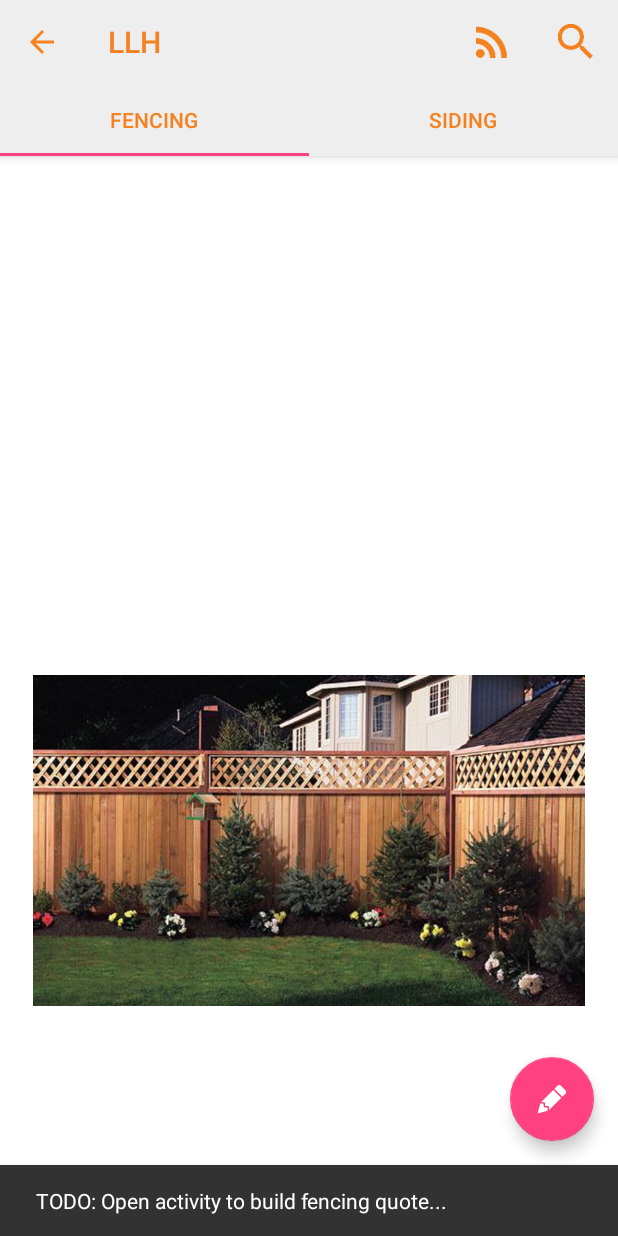
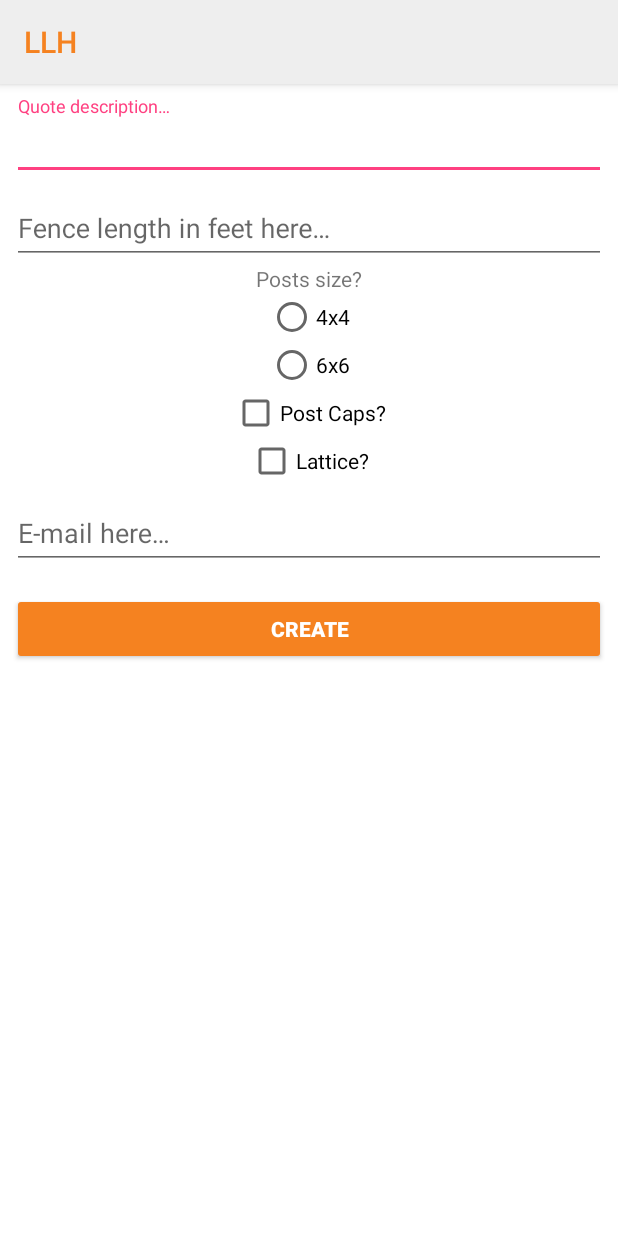
Before and after one commit to gramoszuniga/LLH, an Android app: the MainActivity screen opened directly, with no data from a screen before it, after a tap on an icon or button, on a phone screen of 412 x 824 dp. Run offline under Robolectric (Android 15) with nearby library versions, the phone set to English and light mode, and no system bars.

Commit message:
Quote fencing activity + triggering notification from FCM message

```diff
--- a/app/build.gradle
+++ b/app/build.gradle
@@ -42,6 +42,8 @@ dependencies {
     annotationProcessor 'android.arch.lifecycle:compiler:1.0.0'
     annotationProcessor 'android.arch.persistence.room:compiler:1.0.0'
     compile 'com.google.firebase:firebase-messaging:11.8.0'
+    compile 'com.squareup.okhttp3:okhttp:3.9.1'
 }
 
+
 apply plugin: 'com.google.gms.google-services'
--- a/app/src/main/java/ca/on/einfari/llh/activities/FeedListActivity.java
+++ b/app/src/main/java/ca/on/einfari/llh/activities/FeedListActivity.java
@@ -57,7 +57,7 @@ public class FeedListActivity extends AppCompatActivity implements FeedsRecycler
         srlFeedList.setOnRefreshListener(new SwipeRefreshLayout.OnRefreshListener() {
             @Override
             public void onRefresh() {
-                new FetchFeed().execute();
+                new fetchFeed().execute();
             }
         });
         rvFeedList = findViewById(R.id.rvFeedList);
@@ -67,7 +67,7 @@ public class FeedListActivity extends AppCompatActivity implements FeedsRecycler
                 DividerItemDecoration.VERTICAL);
         dividerItemDecoration.setDrawable(ContextCompat.getDrawable(this, R.drawable.llh_divider));
         rvFeedList.addItemDecoration(dividerItemDecoration);
-        new FetchFeed().execute();
+        new fetchFeed().execute();
     }
 
     @Override
@@ -75,7 +75,7 @@ public class FeedListActivity extends AppCompatActivity implements FeedsRecycler
         startActivity(new Intent(Intent.ACTION_VIEW, Uri.parse(feed.getLink())));
     }
 
-    private class FetchFeed extends AsyncTask<Void, Void, Boolean> {
+    private class fetchFeed extends AsyncTask<Void, Void, Boolean> {
 
         @Override
         protected void onPreExecute() {
--- a/app/src/main/java/ca/on/einfari/llh/activities/LoginActivity.java
+++ b/app/src/main/java/ca/on/einfari/llh/activities/LoginActivity.java
@@ -22,7 +22,6 @@ import java.util.concurrent.ExecutionException;
 import ca.on.einfari.llh.R;
 import ca.on.einfari.llh.data.LLHDatabase;
 import ca.on.einfari.llh.data.User;
-import ca.on.einfari.llh.preferences.LLHSharedPreferences;
 
 public class LoginActivity extends AppCompatActivity {
 
--- a/app/src/main/java/ca/on/einfari/llh/activities/MainActivity.java
+++ b/app/src/main/java/ca/on/einfari/llh/activities/MainActivity.java
@@ -45,8 +45,7 @@ public class MainActivity extends AppCompatActivity {
             public void onClick(View view) {
                 switch (vpProjects.getCurrentItem()) {
                     case 0:
-                        Snackbar.make(view, "TODO: Open activity to build fencing quote...",
-                                Snackbar.LENGTH_SHORT).show();
+                        startActivity(new Intent(MainActivity.this, QuoteFencingActivity.class));
                         break;
                     case 1:
                         Snackbar.make(view, "TODO: Open activity to build siding quote...",
--- a/app/src/main/java/ca/on/einfari/llh/services/LLHFirebaseInstanceIdService.java
+++ b/app/src/main/java/ca/on/einfari/llh/services/LLHFirebaseInstanceIdService.java
@@ -8,8 +8,6 @@
 
 package ca.on.einfari.llh.services;
 
-import android.util.Log;
-
 import com.google.firebase.iid.FirebaseInstanceId;
 import com.google.firebase.iid.FirebaseInstanceIdService;
 
@@ -19,10 +17,8 @@ public class LLHFirebaseInstanceIdService extends FirebaseInstanceIdService {
 
     @Override
     public void onTokenRefresh() {
-        String registrationToken = FirebaseInstanceId.getInstance().getToken();
-        Log.d("LLHFirebase", registrationToken);
         LLHSharedPreferences.getSharedPreferences(getApplicationContext()).
-                setRegistrationToken(registrationToken);
+                setRegistrationToken(FirebaseInstanceId.getInstance().getToken());
     }
 
 }
--- a/app/src/main/java/ca/on/einfari/llh/services/LLHFirebaseMessagingService.java
+++ b/app/src/main/java/ca/on/einfari/llh/services/LLHFirebaseMessagingService.java
@@ -14,24 +14,22 @@ import android.content.Context;
 import android.content.Intent;
 import android.media.RingtoneManager;
 import android.support.v4.app.NotificationCompat;
-import android.util.Log;
 
 import com.google.firebase.messaging.FirebaseMessagingService;
 import com.google.firebase.messaging.RemoteMessage;
 
 import ca.on.einfari.llh.R;
-import ca.on.einfari.llh.activities.MainActivity;
+import ca.on.einfari.llh.activities.QuoteListActivity;
 
 public class LLHFirebaseMessagingService extends FirebaseMessagingService {
 
     @Override
     public void onMessageReceived(RemoteMessage remoteMessage) {
         if (remoteMessage.getNotification() != null) {
-            Log.d("LLHFirebase", remoteMessage.getNotification().getBody());
             NotificationCompat.Builder builder = new NotificationCompat.Builder(
                     getApplicationContext()).setAutoCancel(true).setContentIntent(PendingIntent.
                     getActivity(getApplicationContext(), 0, new Intent(getApplicationContext(),
-                            MainActivity.class), PendingIntent.FLAG_ONE_SHOT)).
+                            QuoteListActivity.class), PendingIntent.FLAG_ONE_SHOT)).
                     setContentTitle("LLH").setContentText(remoteMessage.getNotification().
                     getBody()).setSmallIcon(R.drawable.ic_stat_name).setSound(RingtoneManager.
                     getDefaultUri(RingtoneManager.TYPE_NOTIFICATION));
--- /dev/null
+++ b/app/src/main/res/layout/activity_quote_fencing.xml
@@ -0,0 +1,147 @@
+<?xml version="1.0" encoding="utf-8"?>
+<android.support.constraint.ConstraintLayout xmlns:android="http://schemas.android.com/apk/res/android"
+    xmlns:app="http://schemas.android.com/apk/res-auto"
+    xmlns:tools="http://schemas.android.com/tools"
+    android:layout_width="match_parent"
+    android:layout_height="match_parent"
+    tools:context="ca.on.einfari.llh.activities.RegisterActivity">
+
+    <android.support.design.widget.AppBarLayout
+        android:id="@+id/appbar"
+        android:layout_width="match_parent"
+        android:layout_height="wrap_content"
+        android:theme="@style/AppTheme.AppBarOverlay">
+
+        <android.support.v7.widget.Toolbar
+            android:id="@+id/toolbar"
+            android:layout_width="match_parent"
+            android:layout_height="match_parent"
+            android:layout_weight="1"
+            android:background="?attr/colorPrimary"
+            app:layout_scrollFlags="scroll|enterAlways"
+            app:popupTheme="@style/AppTheme.PopupOverlay"
+            app:title="@string/app_name"
+            app:titleTextColor="@color/textColorPrimary">
+
+        </android.support.v7.widget.Toolbar>
+
+    </android.support.design.widget.AppBarLayout>
+
+    <ScrollView
+        android:layout_width="0dp"
+        android:layout_height="0dp"
+        android:layout_marginBottom="8dp"
+        android:layout_marginLeft="8dp"
+        android:layout_marginRight="8dp"
+        android:layout_marginTop="8dp"
+        app:layout_constraintBottom_toBottomOf="parent"
+        app:layout_constraintLeft_toLeftOf="parent"
+        app:layout_constraintRight_toRightOf="parent"
+        app:layout_constraintTop_toBottomOf="@+id/appbar"
+        tools:layout_constraintBottom_creator="1"
+        tools:layout_constraintLeft_creator="1"
+        tools:layout_constraintRight_creator="1"
+        tools:layout_constraintTop_creator="1">
+
+        <LinearLayout
+            android:layout_width="match_parent"
+            android:layout_height="wrap_content"
+            android:focusableInTouchMode="true"
+            android:orientation="vertical">
+
+            <android.support.design.widget.TextInputLayout
+                android:layout_width="match_parent"
+                android:layout_height="wrap_content">
+
+                <android.support.design.widget.TextInputEditText
+                    android:id="@+id/txtDescription"
+                    android:layout_width="match_parent"
+                    android:layout_height="wrap_content"
+                    android:hint="@string/quote_description"
+                    android:inputType="text"
+                    android:maxLines="1" />
+
+            </android.support.design.widget.TextInputLayout>
+
+            <android.support.design.widget.TextInputLayout
+                android:layout_width="match_parent"
+                android:layout_height="wrap_content">
+
+                <android.support.design.widget.TextInputEditText
+                    android:id="@+id/txtLength"
+                    android:layout_width="match_parent"
+                    android:layout_height="wrap_content"
+                    android:hint="@string/fence_length_here"
+                    android:inputType="numberDecimal"
+                    android:maxLines="1" />
+
+            </android.support.design.widget.TextInputLayout>
+
+            <RadioGroup xmlns:android="http://schemas.android.com/apk/res/android"
+                android:layout_width="fill_parent"
+                android:layout_height="wrap_content">
+
+                <TextView
+                    android:layout_width="wrap_content"
+                    android:layout_height="wrap_content"
+                    android:layout_gravity="center_horizontal"
+                    android:text="@string/post_size" />
+
+                <RadioButton
+                    android:id="@+id/rad4x4"
+                    android:layout_width="wrap_content"
+                    android:layout_height="wrap_content"
+                    android:layout_gravity="center_horizontal"
+                    android:text="@string/_4x4" />
+
+                <RadioButton
+                    android:id="@+id/rad6x6"
+                    android:layout_width="wrap_content"
+                    android:layout_height="wrap_content"
+                    android:layout_gravity="center_horizontal"
+                    android:text="@string/_6x6" />
+
+            </RadioGroup>
+
+            <android.support.v7.widget.AppCompatCheckBox
+                android:id="@+id/chkPostCaps"
+                android:layout_width="wrap_content"
+                android:layout_height="wrap_content"
+                android:layout_gravity="center_horizontal"
+                android:text="@string/post_caps" />
+
+            <android.support.v7.widget.AppCompatCheckBox
+                android:id="@+id/chkLattice"
+                android:layout_width="wrap_content"
+                android:layout_height="wrap_content"
+                android:layout_gravity="center_horizontal"
+                android:text="@string/lattice" />
+
+            <android.support.design.widget.TextInputLayout
+                android:layout_width="match_parent"
+                android:layout_height="wrap_content">
+
+                <android.support.design.widget.TextInputEditText
+                    android:id="@+id/txtEmail"
+                    android:layout_width="match_parent"
+                    android:layout_height="wrap_content"
+                    android:hint="@string/e_mail_here"
+                    android:inputType="textEmailAddress"
+                    android:maxLines="1" />
+
+            </android.support.design.widget.TextInputLayout>
+
+            <Button
+                android:id="@+id/btnCreate"
+                style="@style/Widget.AppCompat.Button.Colored"
+                android:layout_width="match_parent"
+                android:layout_height="wrap_content"
+                android:layout_marginTop="16dp"
+                android:text="@string/create"
+                android:textStyle="bold"
+                android:theme="@style/LLH.Button" />
+        </LinearLayout>
+
+    </ScrollView>
+
+</android.support.constraint.ConstraintLayout>
--- a/app/src/main/res/values/strings.xml
+++ b/app/src/main/res/values/strings.xml
@@ -17,4 +17,12 @@
     <string name="siding_image">Siding Image</string>
     <string name="action_search">Search</string>
     <string name="action_feed">Feed</string>
+    <string name="fence_length_here">Fence length in feet here…</string>
+    <string name="create">Create</string>
+    <string name="post_size">Posts size?</string>
+    <string name="_4x4">4x4</string>
+    <string name="_6x6">6x6</string>
+    <string name="post_caps">Post Caps?</string>
+    <string name="lattice">Lattice?</string>
+    <string name="quote_description">Quote description…</string>
 </resources>
```
Also changed, not shown: app/src/main/AndroidManifest.xml (+8 -1 lines), app/src/main/java/ca/on/einfari/llh/activities/QuoteFencingActivity.java (added, +224 -0 lines), app/src/main/java/ca/on/einfari/llh/data/LLHDatabase.java (+14 -13 lines), app/src/main/java/ca/on/einfari/llh/utils/LLHConstants.java (added, +27 -0 lines).
